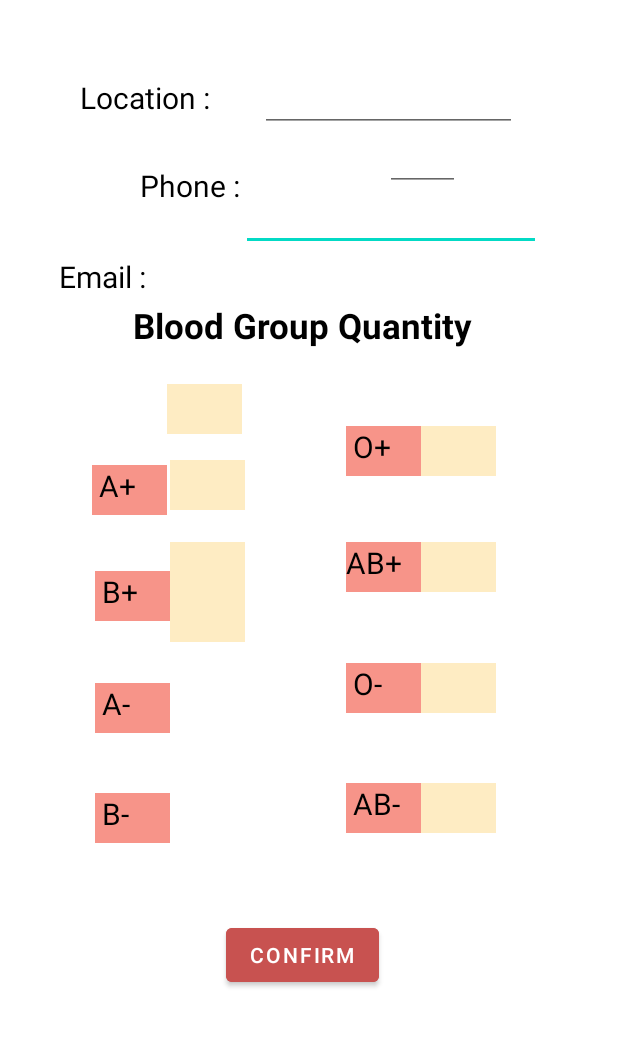
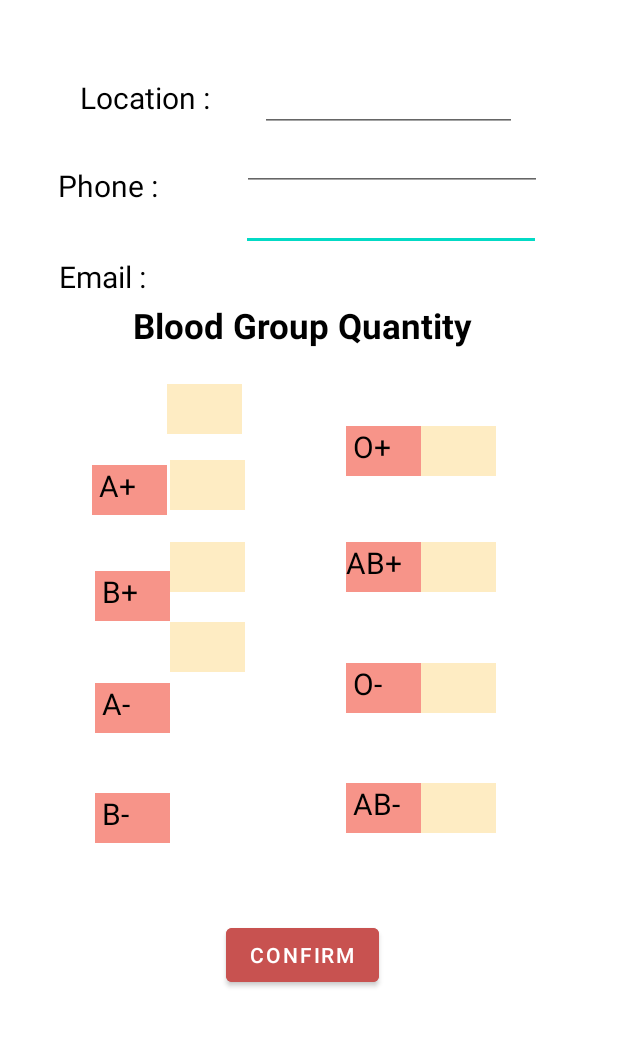
Before and after one commit to svenosha/BloodBankApp_Sec02_Group1, an Android app: the AdminConfirmUpdateBloodBank screen opened directly, with no data from a screen before it, on a phone screen of 412 x 824 dp, the part 183-1230 px from its top. Run offline under Robolectric (Android 15) with nearby library versions, the phone set to English and light mode, and no system bars; our stand-ins replace Firebase (no records; nobody signed in at launch, a user with empty details on screens opened directly).

```diff
--- a/app/src/main/res/layout/activity_admin_confirm_update_blood_bank.xml
+++ b/app/src/main/res/layout/activity_admin_confirm_update_blood_bank.xml
@@ -81,7 +81,7 @@
 
     <EditText
         android:id="@+id/ed_phone"
-        android:layout_width="50dp"
+        android:layout_width="200dp"
         android:layout_height="33dp"
         android:layout_marginTop="133dp"
         android:layout_marginEnd="65dp"
@@ -349,6 +349,7 @@
         android:id="@+id/ed_BMinusAmount"
         android:layout_width="50dp"
         android:layout_height="33dp"
+        android:layout_marginTop="20dp"
         android:layout_marginEnd="67dp"
         android:layout_marginRight="67dp"
         android:layout_marginBottom="31dp"
```
Also changed, not shown: app/src/main/java/com/example/bloodbank/AdminConfirmUpdateBloodBank.java (+2 -12 lines).
